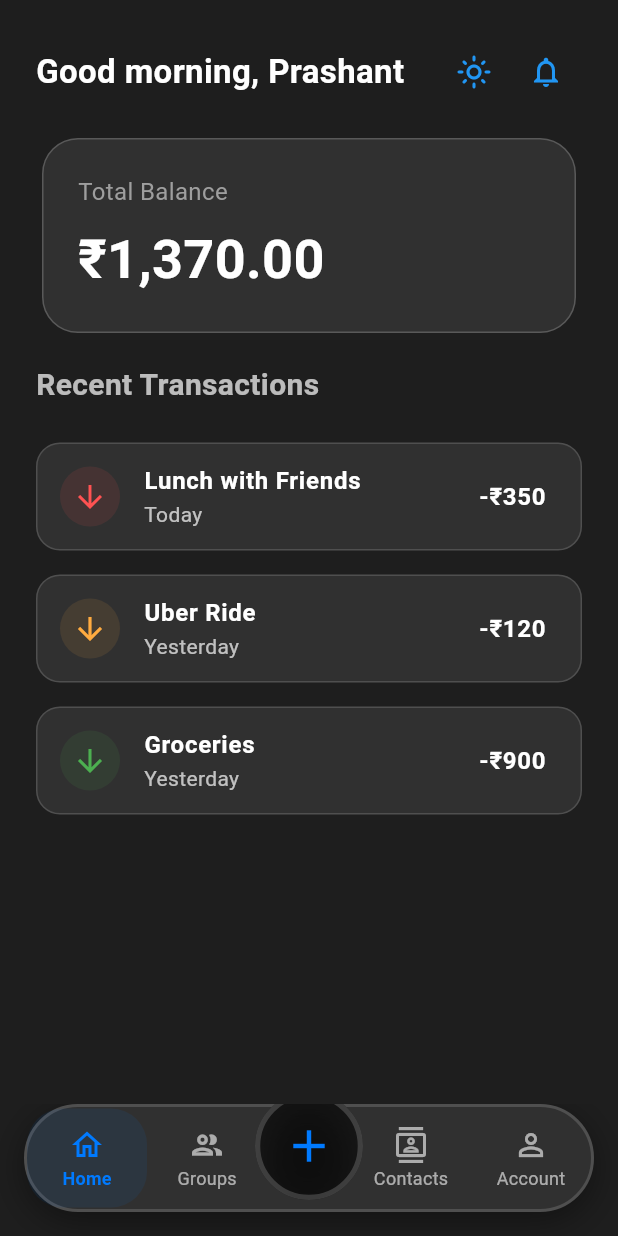
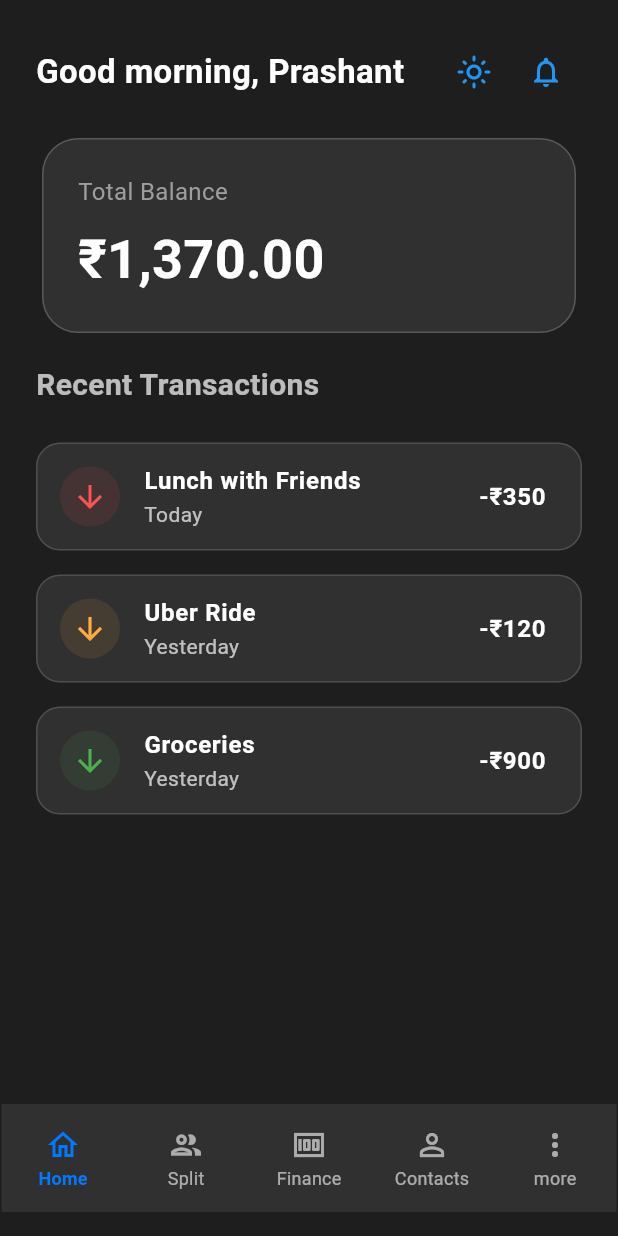
Before and after one commit to prashantjain25/paylent, a Flutter app: the HomeScreen screen opened by its route, item 2 of the bottom bar chosen, after a tap on "Home", on a phone screen of 412 x 824 dp. Run offline on Flutter 3.47's test engine with Material 3 defaults, Android fonts, the phone set to English and light mode, and no system bars; our stand-ins replace firebase_auth, firebase_core, flutter_dotenv, google_sign_in, local_auth; accounts and stored records are empty; network calls fail.

Commit message:
Added litle enhancements in the groups page.

```diff
--- a/lib/screens/main/home_screen.dart
+++ b/lib/screens/main/home_screen.dart
@@ -357,59 +357,67 @@ class _CustomBNB extends StatelessWidget {
     return Stack(
       alignment: Alignment.bottomCenter,
       children: [
-        isDark
-          ? Container(
-              margin: const EdgeInsets.fromLTRB(16, 0, 16, 16),
+        // isDark
+          //?
+           Container(
+              margin: const EdgeInsets.only(bottom: 16, left:1, right: 1),
               height: 72,
               decoration: BoxDecoration(
                 color: Colors.grey[850],
-                borderRadius: BorderRadius.circular(36),
-                border: Border.all(color: Colors.white.withOpacity(0.15), width: 2),
-                boxShadow: [
-                  BoxShadow(
-                    color: Colors.black.withOpacity(0.40),
-                    blurRadius: 20,
-                    offset: const Offset(0, 6),
-                  ),
-                ],
+                //borderRadius: BorderRadius.circular(36),
+                //border: Border.all(color: Colors.white.withOpacity(0.15), width: 2),
+                // boxShadow: [
+                //   BoxShadow(
+                //     color: Colors.black.withOpacity(0.40),
+                //     blurRadius: 10,
+                //     offset: const Offset(0, 6),
+                //   ),
+                // ],
               ),
               child: Row(
                 mainAxisAlignment: MainAxisAlignment.spaceAround,
                 children: [
                   _BNBItem(icon: Icons.home_outlined, label: 'Home', selected: currentIndex == 0, selectedColor: selectedColor, unselectedColor: unselectedColor, onTap: () => onTap(0)),
-                  _BNBItem(icon: Icons.group_outlined, label: 'Groups', selected: currentIndex == 1, selectedColor: selectedColor, unselectedColor: unselectedColor, onTap: () => onTap(1)),
-                  const SizedBox(width: 56),
-                  _BNBItem(icon: Icons.contacts_outlined, label: 'Contacts', selected: currentIndex == 2, selectedColor: selectedColor, unselectedColor: unselectedColor, onTap: () => onTap(2)),
-                  _BNBItem(icon: Icons.person_outline, label: 'Account', selected: currentIndex == 3, selectedColor: selectedColor, unselectedColor: unselectedColor, onTap: () => onTap(3)),
+                  _BNBItem(icon: Icons.group_outlined, label: 'Split', selected: currentIndex == 1, selectedColor: selectedColor, unselectedColor: unselectedColor, onTap: () => onTap(1)),
+                  //const SizedBox(width: 56),
+                  _BNBItem(icon: Icons.money, label: 'Finance', selected: currentIndex == 2, selectedColor: selectedColor, unselectedColor: unselectedColor, onTap: () => onTap(2)),
+                  _BNBItem(icon: Icons.person_outline, label: 'Contacts', selected: currentIndex == 3, selectedColor: selectedColor, unselectedColor: unselectedColor, onTap: () => onTap(3)),
+                  _BNBItem(icon: Icons.more_vert, label: 'more', selected: currentIndex == 4, selectedColor: selectedColor, unselectedColor: unselectedColor, onTap: () => onTap(4)),
                 ],
               ),
             )
-          : GlassNavBar(
-              child: Row(
-                mainAxisAlignment: MainAxisAlignment.spaceAround,
-                children: [
-                  _BNBItem(icon: Icons.home_outlined, label: 'Home', selected: currentIndex == 0, selectedColor: selectedColor, unselectedColor: unselectedColor, onTap: () => onTap(0)),
-                  _BNBItem(icon: Icons.group_outlined, label: 'Groups', selected: currentIndex == 1, selectedColor: selectedColor, unselectedColor: unselectedColor, onTap: () => onTap(1)),
-                  const SizedBox(width: 56),
-                  _BNBItem(icon: Icons.contacts_outlined, label: 'Contacts', selected: currentIndex == 2, selectedColor: selectedColor, unselectedColor: unselectedColor, onTap: () => onTap(2)),
-                  _BNBItem(icon: Icons.person_outline, label: 'Account', selected: currentIndex == 3, selectedColor: selectedColor, unselectedColor: unselectedColor, onTap: () => onTap(3)),
-                ],
-              ),
-            ),
-        Positioned(
-          bottom: 24, // Float slightly above the nav bar
-          left: 0,
-          right: 0,
-          child: Center(
-            child: GlassButton(
-              width: 72,
-              height: 72,
-              borderRadius: 36,
-              onTap: () => Navigator.pushNamed(context, '/add_expense'),
-              child: Icon(Icons.add, size: 36, color: selectedColor),
-            ),
-          ),
-        ),
+          //  GlassNavBar(
+          //     child: Row(
+          //       mainAxisAlignment: MainAxisAlignment.end,
+          //       children: [
+          //         _BNBItem(icon: Icons.home_outlined, label: 'Home', selected: currentIndex == 0, selectedColor: selectedColor, unselectedColor: unselectedColor, onTap: () => onTap(0)),
+          //         _BNBItem(icon: Icons.group_outlined, label: 'Groups', selected: currentIndex == 1, selectedColor: selectedColor, unselectedColor: unselectedColor, onTap: () => onTap(1)),
+          //         const SizedBox(width: 56),
+          //         _BNBItem(icon: Icons.contacts_outlined, label: 'Contacts', selected: currentIndex == 2, selectedColor: selectedColor, unselectedColor: unselectedColor, onTap: () => onTap(2)),
+          //         _BNBItem(icon: Icons.person_outline, label: 'Account', selected: currentIndex == 3, selectedColor: selectedColor, unselectedColor: unselectedColor, onTap: () => onTap(3)),
+          //       ],
+          //     ),
+          //   ),
+        // Positioned(
+        //   bottom: 8, // Float slightly above the nav bar
+        //   left: 0,
+        //   right: 0,
+        //   child: Center(
+        //     child: Container( // Wrap if GlassButton doesn't support solid color
+        //       decoration: const BoxDecoration(
+        //         shape: BoxShape.circle,
+        //         color: Colors.yellow, // Yellow background to match attachment
+        //         // Add shadow if needed: boxShadow: [BoxShadow(color: Colors.yellow.withOpacity(0.5), blurRadius: 10)],
+        //       ),
+        //     child: GlassButton(
+        //       width: 72,
+        //       height: 72,
+        //       borderRadius: 36,
+        //       onTap: () => Navigator.pushNamed(context, '/add_expense'),
+        //       child: Icon(Icons.add, size: 36, color: selectedColor),
+        //     ),
+        //     ),
+        //   ),
       ],
     );
   }
@@ -436,12 +444,12 @@ class _BNBItem extends StatelessWidget {
     return Expanded(
       child: InkWell(
         onTap: onTap,
-        borderRadius: BorderRadius.circular(24),
+       // borderRadius: BorderRadius.circular(24),
         child: AnimatedContainer(
           duration: const Duration(milliseconds: 200),
           padding: const EdgeInsets.symmetric(vertical: 12, horizontal: 0),
           decoration: BoxDecoration(
-            color: selected ? selectedColor.withOpacity(0.08) : Colors.transparent,
+          //  color: selected ? selectedColor.withOpacity(0.08) : Colors.transparent,
             borderRadius: BorderRadius.circular(24),
           ),
           child: Column(
--- a/lib/screens/main/split_screen.dart
+++ b/lib/screens/main/split_screen.dart
@@ -19,7 +19,12 @@ class _SplitScreenState extends State<SplitScreen> {
       'owesYou': 0.0,
       'transactions': [
         {'title': 'Rent', 'amount': 1000.0, 'date': 'Nov 25', 'paidBy': 'You'},
-        {'title': 'Groceries', 'amount': 250.0, 'date': 'Nov 28', 'paidBy': 'Alex'},
+        {
+          'title': 'Groceries',
+          'amount': 250.0,
+          'date': 'Nov 28',
+          'paidBy': 'Alex'
+        },
       ],
     },
     {
@@ -30,8 +35,18 @@ class _SplitScreenState extends State<SplitScreen> {
       'owesYou': 1250.0,
       'transactions': [
         {'title': 'Hotel', 'amount': 5000.0, 'date': 'Nov 20', 'paidBy': 'You'},
-        {'title': 'Rent a Car', 'amount': 2500.0, 'date': 'Nov 21', 'paidBy': 'Priya'},
-        {'title': 'Food', 'amount': 1250.0, 'date': 'Nov 22', 'paidBy': 'Rahul'},
+        {
+          'title': 'Rent a Car',
+          'amount': 2500.0,
+          'date': 'Nov 21',
+          'paidBy': 'Priya'
+        },
+        {
+          'title': 'Food',
+          'amount': 1250.0,
+          'date': 'Nov 22',
+          'paidBy': 'Rahul'
+        },
       ],
     },
   ];
@@ -43,160 +58,235 @@ class _SplitScreenState extends State<SplitScreen> {
 
     return Scaffold(
         backgroundColor: isDark ? Colors.grey[900] : Colors.grey[50],
-      body: Column(
-        children: [
-          // Header with title and action buttons
-          Padding(
-            padding: const EdgeInsets.fromLTRB(20, 50, 20, 20),
-            child: Row(
-              mainAxisAlignment: MainAxisAlignment.spaceBetween,
-              children: [
-                Text(
-                  'Split Expenses',
+        body: CustomScrollView(
+          slivers: [
+            // SliverAppBar behaves like the "Groups" heading in screenshot.
+            const SliverAppBar(
+              backgroundColor: Colors.transparent,
+              elevation: 0,
+              // make the header float (reappear when scrolling up)
+              floating: true,
+              // snap makes it pop into view immediately when scrolling up
+              snap: true,
+              // pinned: false so it scrolls away when scrolled down
+              // You can adjust toolbar height to match your design
+              toolbarHeight: 80,
+              flexibleSpace: FlexibleSpaceBar(
+                titlePadding:
+                    EdgeInsets.symmetric(horizontal: 16.0, vertical: 8),
+                title: Text(
+                  'Groups',
                   style: TextStyle(
-                    fontSize: 28,
-                    fontWeight: FontWeight.bold,
-                    color: isDark ? Colors.white : Colors.black87,
+                    fontSize: 22,
+                    fontWeight: FontWeight.w600,
                   ),
                 ),
-                Row(
-                  children: [
-                    IconButton(
-                      icon: Icon(Icons.search, color: isDark ? Colors.white70 : Colors.grey[600]),
-                      onPressed: () {},
-                    ),
-                    IconButton(
-                      icon: Icon(Icons.notifications_none, color: isDark ? Colors.white70 : Colors.grey[600]),
-                      onPressed: () {},
-                    ),
-                  ],
-                ),
-              ],
+                centerTitle: true,
               ),
             ),
 
-          // Main Content
-          Expanded(
-            child: _buildGroupsList(),
+            // The scrolling list of group items
+            SliverList(
+              delegate: SliverChildBuilderDelegate(
+                (context, index) {
+                  final group = _groups[index];
+                  return _GroupTile(
+                    group: group,
+                    // use seed from name to create stable placeholder image
+                    imageUrl:
+                        'https://picsum.photos/seed/${Uri.encodeComponent(group['name'])}/120/80',
+                    onTap: () {
+                      Navigator.of(context).push(
+                        MaterialPageRoute(
+                          builder: (_) => GroupDetailsPage(group: group),
+                        ),
+                      );
+                    },
+                  );
+                },
+                childCount: _groups.length,
+              ),
+            ),
+
+            // optional padded space at bottom so FAB doesn't overlap last item
+            const SliverPadding(
+              padding: EdgeInsets.only(bottom: 80),
             ),
           ],
+        ));
+  }
+}
+
+class _GroupTile extends StatelessWidget {
+  final Map<String, dynamic> group;
+  final String imageUrl;
+  final VoidCallback? onTap;
+
+  const _GroupTile({
+    required this.group,
+    required this.imageUrl,
+    this.onTap,
+  });
+
+  // Build a stack of simple avatars based on member count.
+  // Because your data provides only a count, we use numbers (1,2,3...) as placeholders.
+  Widget _buildAvatarStack(int membersCount) {
+    const double radius = 14;
+    const double overlap = 8;
+    final int shown = membersCount.clamp(0, 6);
+    final List<Widget> avatars = [];
+
+    for (var i = 0; i < shown; i++) {
+      avatars.add(Positioned(
+        left: i * (radius * 2 - overlap),
+        child: CircleAvatar(
+          radius: radius,
+          // minimal placeholder: show 1..6 numbers
+          child: Text(
+            '${i + 1}',
+            style: const TextStyle(fontSize: 12),
           ),
+        ),
+      ));
+    }
+
+    // width calculation: same as before but using shown
+    final double width =
+        (shown * (radius * 2)) - (overlap * (shown - 1).clamp(0, shown));
+    return SizedBox(
+      width: width,
+      height: radius * 2,
+      child: Stack(children: avatars),
     );
   }
 
-  Widget _buildGroupsList() {
-    return ListView.builder(
-      padding: const EdgeInsets.symmetric(horizontal: 20, vertical: 16),
-      itemCount: _groups.length,
-      itemBuilder: (context, index) {
-        final group = _groups[index];
-        final bool youOwe = group['youOwe'] > 0;
-        final bool owesYou = group['owesYou'] > 0;
+  Widget _buildOweBadge(BuildContext context, double youOwe, double owesYou) {
+    if (youOwe > 0) {
+      return Column(
+        crossAxisAlignment: CrossAxisAlignment.end,
+        children: [
+          Text('\$${youOwe.toStringAsFixed(0)}',
+              style: const TextStyle(fontWeight: FontWeight.bold)),
+          Text('You owe', style: Theme.of(context).textTheme.bodySmall),
+        ],
+      );
+    } else if (owesYou > 0) {
+      return Column(
+        crossAxisAlignment: CrossAxisAlignment.end,
+        children: [
+          Text('\$${owesYou.toStringAsFixed(0)}',
+              style: const TextStyle(fontWeight: FontWeight.bold)),
+          Text('Owes you', style: Theme.of(context).textTheme.bodySmall),
+        ],
+      );
+    } else {
+      return const SizedBox.shrink();
+    }
+  }
+
+  @override
+  Widget build(BuildContext context) {
+    final String title = group['name'] as String? ?? 'Group';
+    final int membersCount = group['members'] as int? ?? 0;
+    final double amount = (group['amount'] as num?)?.toDouble() ?? 0.0;
+    final double youOwe = (group['youOwe'] as num?)?.toDouble() ?? 0.0;
+    final double owesYou = (group['owesYou'] as num?)?.toDouble() ?? 0.0;
 
     return Container(
-          margin: const EdgeInsets.only(bottom: 16),
+      margin: const EdgeInsets.symmetric(horizontal: 14, vertical: 8),
+      padding: const EdgeInsets.all(8),
       decoration: BoxDecoration(
-            color: Theme.of(context).cardColor,
-            borderRadius: BorderRadius.circular(16),
-            boxShadow: [
-              BoxShadow(
-                color: Colors.black.withOpacity(0.05),
-                blurRadius: 10,
-                offset: const Offset(0, 4),
+        color: const Color(0xFF16171A),
+        borderRadius: BorderRadius.circular(12),
       ),
-            ],
-          ),
-          child: Material(
-            color: Colors.transparent,
-            child: InkWell(
-              borderRadius: BorderRadius.circular(16),
-              onTap: () {
-                // TODO: Navigate to group details
-              },
-              child: Padding(
-                padding: const EdgeInsets.all(16),
-                child: Row(
-                  children: [
-                    // Group Avatar
-                    Container(
-                      width: 56,
-                      height: 56,
-                      decoration: BoxDecoration(
-                        color: Theme.of(context).primaryColor.withOpacity(0.1),
-                        borderRadius: BorderRadius.circular(14),
-                      ),
-                      child: Icon(
-                        Icons.group,
-                        color: Theme.of(context).primaryColor,
-                        size: 28,
+      child: ListTile(
+        contentPadding: const EdgeInsets.all(6),
+        leading: ClipRRect(
+          borderRadius: BorderRadius.circular(8),
+          child: Image.network(
+            imageUrl,
+            width: 72,
+            height: 72,
+            fit: BoxFit.cover,
+            errorBuilder: (_, __, ___) =>
+                Container(width: 72, height: 72, color: Colors.grey),
           ),
         ),
+        title: Text(title, style: const TextStyle(fontWeight: FontWeight.w600)),
+        subtitle: Padding(
+          padding: const EdgeInsets.only(top: 6.0),
+          child: Row(
+            crossAxisAlignment: CrossAxisAlignment.center,
+            children: [
+              _buildAvatarStack(membersCount),
+              const SizedBox(width: 8),
 
-                    const SizedBox(width: 16),
-
-                    // Group Info
+              // Make text area flexible so it can shrink when space is tight.
               Expanded(
                 child: Column(
                   crossAxisAlignment: CrossAxisAlignment.start,
                   children: [
+                    // the "x members" line
                     Text(
-                            group['name'],
-                            style: const TextStyle(
-                              fontSize: 16,
-                              fontWeight: FontWeight.w600,
+                      '$membersCount members',
+                      style: const TextStyle(fontSize: 12),
+                      maxLines: 1,
+                      overflow: TextOverflow.ellipsis,
                     ),
-                          ),
+
+                    // optional second line for amount (small)
                     const SizedBox(height: 4),
                     Text(
-                            '${group['members']} members • ${group['transactions'].length} expenses',
-                            style: TextStyle(
-                              fontSize: 13,
-                              color: Colors.grey[500],
+                      '• \$${amount.toStringAsFixed(0)}',
+                      style: const TextStyle(fontSize: 12),
+                      maxLines: 1,
+                      overflow: TextOverflow.ellipsis,
+                    ),
+                  ],
                 ),
               ),
             ],
           ),
         ),
-
-                    // Amount
-                    Column(
-                      crossAxisAlignment: CrossAxisAlignment.end,
-                      children: [
-                        if (youOwe)
-                          Text(
-                            '₹${group['youOwe'].toStringAsFixed(0)}',
-                            style: const TextStyle(
-                              color: Colors.red,
-                              fontWeight: FontWeight.w600,
-                              fontSize: 16,
+        trailing: Icon(Icons.chevron_right),
+        onTap: onTap,
       ),
-                          ),
-                        if (owesYou)
-                          Text(
-                            '₹${group['owesYou'].toStringAsFixed(0)}',
-                            style: TextStyle(
-                              color: Colors.green[600],
-                              fontWeight: FontWeight.w600,
-                              fontSize: 16,
-                            ),
-                          ),
-                        const SizedBox(height: 2),
-                        Text(
-                          youOwe ? 'You owe' : 'Owes you',
-                          style: TextStyle(
-                            color: Colors.grey[500],
-                            fontSize: 12,
-                          ),
-                        ),
-                      ],
-                    ),
-                  ],
-                ),
-              ),
-            ),
-          ),
-        );
-      },
     );
   }
 }
+
+class GroupDetailsPage extends StatelessWidget {
+  final Map<String, dynamic> group;
+  const GroupDetailsPage({super.key, required this.group});
+
+  @override
+  Widget build(BuildContext context) {
+    final String title = group['name'] as String? ?? 'Group';
+    final List transactions = group['transactions'] as List? ?? [];
+
+    return Scaffold(
+      appBar: AppBar(title: Text(title)),
+      body: ListView.separated(
+        padding: const EdgeInsets.all(12),
+        itemCount: transactions.length,
+        separatorBuilder: (_, __) => const Divider(),
+        itemBuilder: (context, i) {
+          final tx = transactions[i] as Map<String, dynamic>;
+          final txTitle = tx['title'] ?? '';
+          final txAmount = (tx['amount'] as num?)?.toDouble() ?? 0.0;
+          final txDate = tx['date'] ?? '';
+          final paidBy = tx['paidBy'] ?? '';
+
+          return ListTile(
+            leading: CircleAvatar(
+                child: Text(txTitle.isNotEmpty ? txTitle[0] : '?')),
+            title: Text(txTitle),
+            subtitle: Text('$txDate • paid by $paidBy'),
+            trailing: Text('\$${txAmount.toStringAsFixed(0)}',
+                style: const TextStyle(fontWeight: FontWeight.bold)),
+          );
+        },
+      ),
+    );
+  }
+}
```
Lines whose indentation alone changed are shown as unchanged.
